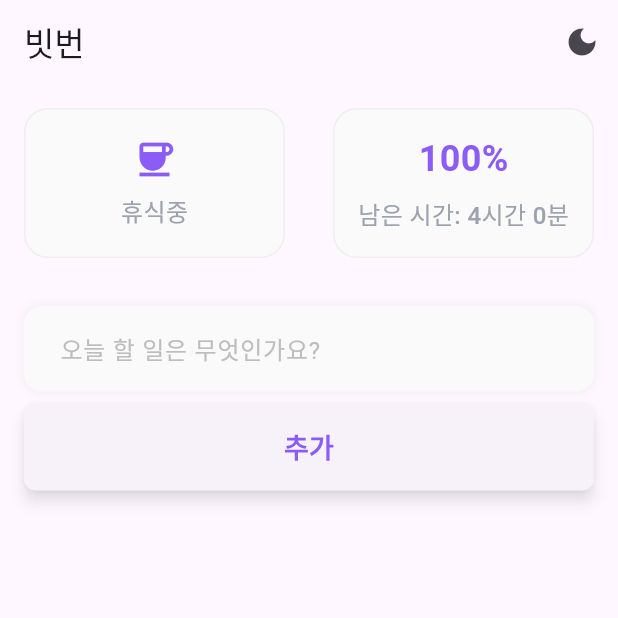
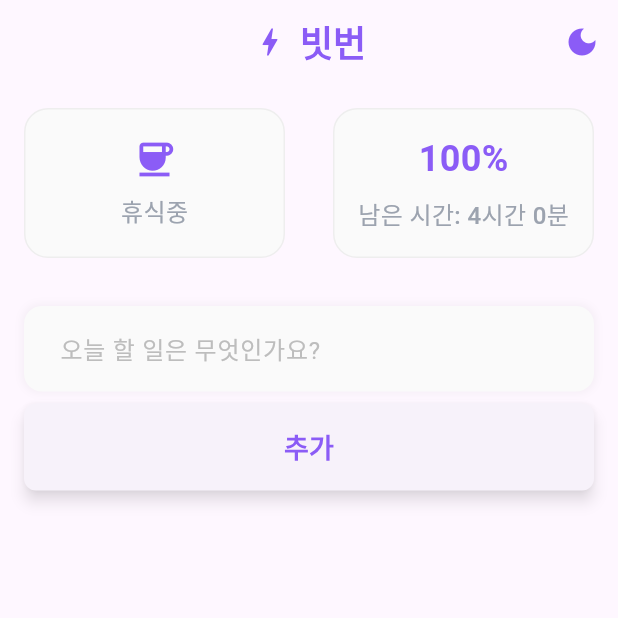
Before and after one commit to indianaPoly/frontend-beatburn, a Flutter app: the HomeScreen screen opened directly, on a phone screen of 412 x 824 dp, the top half of it. Run offline on Flutter 3.47's test engine with Material 3 defaults, Android fonts, the light colour scheme and no system bars.

Commit message:
design: 홈 상단 로고 및 테마 변경 로고

```diff
--- a/lib/screen/home_screen.dart
+++ b/lib/screen/home_screen.dart
@@ -15,12 +15,29 @@ class HomeScreen extends StatelessWidget {
   Widget build(BuildContext context) {
     return Scaffold(
       appBar: AppBar(
-        title: const Text('빗번'),
+        centerTitle: true,
+        elevation: 0,
+        title: Row(
+          mainAxisSize: MainAxisSize.min,
+          children: [
+            Icon(Icons.bolt, color: Color(0xFF8B5CF6)), // 앱 아이콘 추가
+            SizedBox(width: 8),
+            Text(
+              '빗번',
+              style: TextStyle(
+                fontSize: 24,
+                fontWeight: FontWeight.bold,
+                color: Color(0xFF8B5CF6), // 타이틀 색상을 포인트 색상으로
+              ),
+            ),
+          ],
+        ),
         actions: [
-          Consumer<ThemeProvider> (
+          Consumer<ThemeProvider>(
             builder: (context, themeProvider, _) => IconButton(
               icon: Icon(
-                themeProvider.isDarkMode ? Icons.light_mode : Icons.dark_mode
+                themeProvider.isDarkMode ? Icons.light_mode : Icons.dark_mode,
+                color: Color(0xFF8B5CF6), // 테마 토글 버튼도 같은 색상으로
               ),
               onPressed: () => themeProvider.toggleTheme(),
             ),
```
